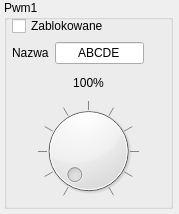
This is src/pwmSettings.ui in musashimm/aquamatcontrol as Qt 5 draws it before an edit. The edited form follows.
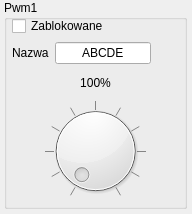
This is the edited form.

```diff
--- a/src/pwmSettings.ui
+++ b/src/pwmSettings.ui
@@ -6,7 +6,7 @@
    <rect>
     <x>0</x>
     <y>0</y>
-    <width>179</width>
+    <width>192</width>
     <height>214</height>
    </rect>
   </property>
@@ -18,7 +18,7 @@
     <rect>
      <x>4</x>
      <y>0</y>
-     <width>169</width>
+     <width>183</width>
      <height>209</height>
     </rect>
    </property>
@@ -30,7 +30,7 @@
      <rect>
       <x>8</x>
       <y>16</y>
-      <width>153</width>
+      <width>167</width>
       <height>185</height>
      </rect>
     </property>
```
